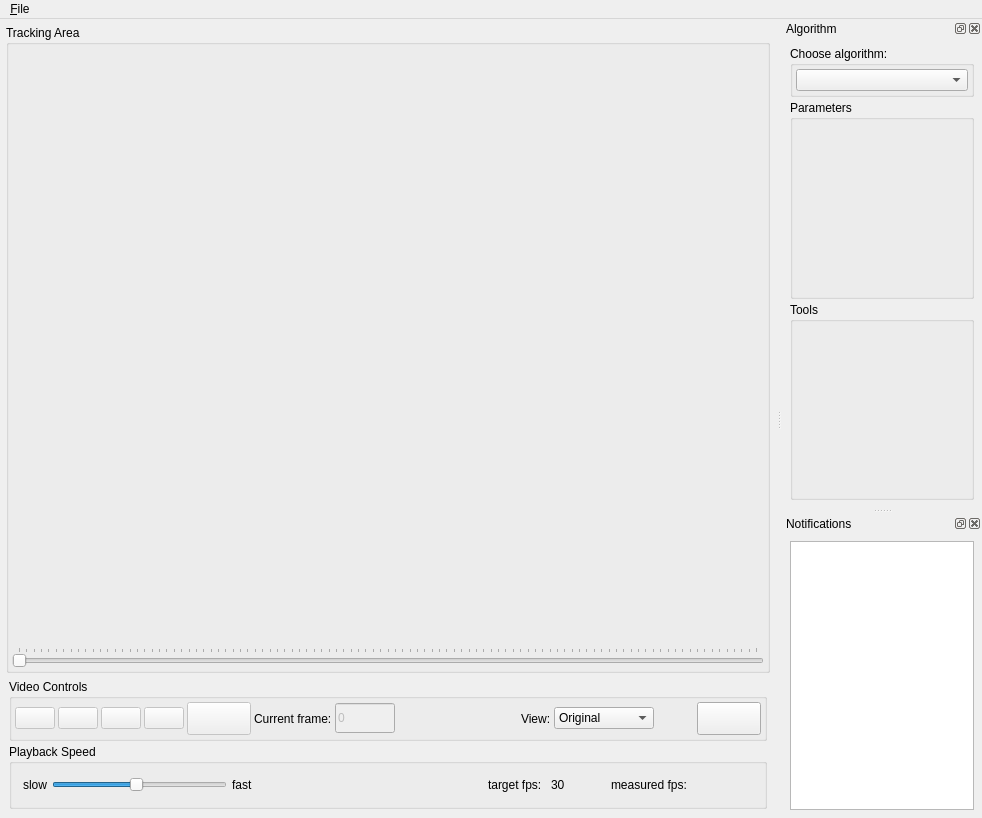
This is source/gui/BioTracker.ui in BioroboticsLab/biotracker_core as Qt 5 draws it before an edit. The edited form follows.
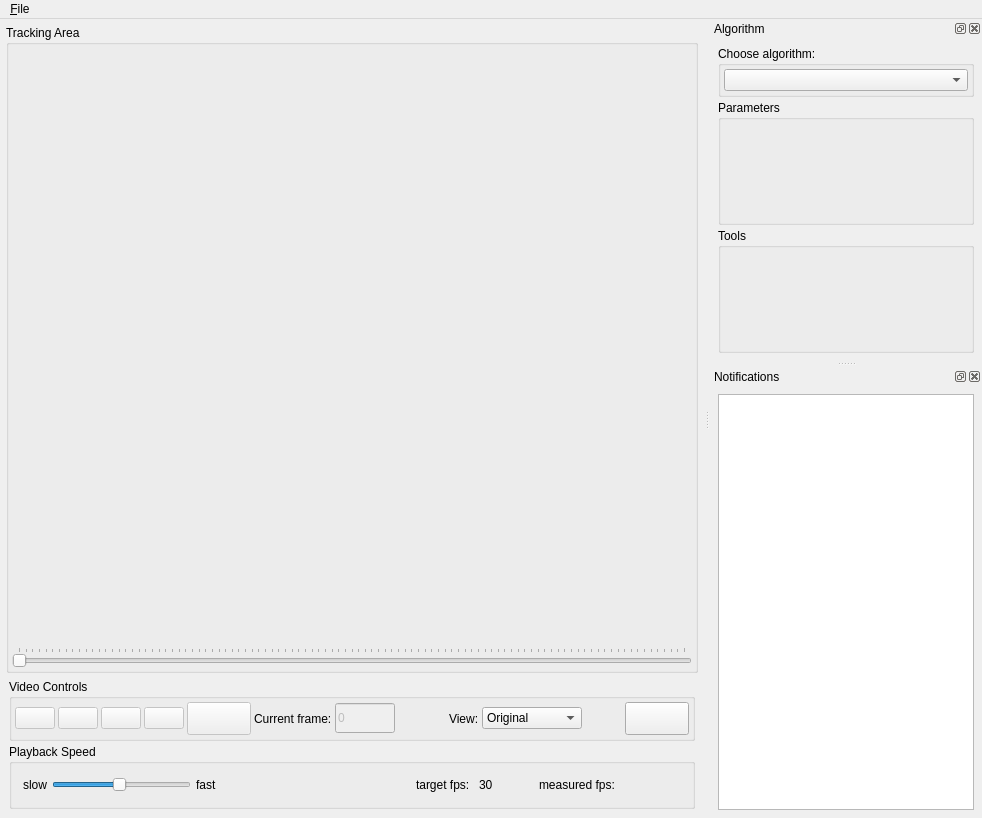
This is the edited form. Icons and pictures are not drawn. Custom widgets are drawn as their Qt base class.

Commit message: Qt<5.2 compatibility

The edit to the form file:
```diff
--- a/source/gui/BioTracker.ui
+++ b/source/gui/BioTracker.ui
@@ -866,9 +866,6 @@
        <property name="lineWidth">
         <number>1</number>
        </property>
-       <property name="sizeAdjustPolicy">
-        <enum>QAbstractScrollArea::AdjustToContents</enum>
-       </property>
        <property name="tabChangesFocus">
         <bool>false</bool>
        </property>
```
